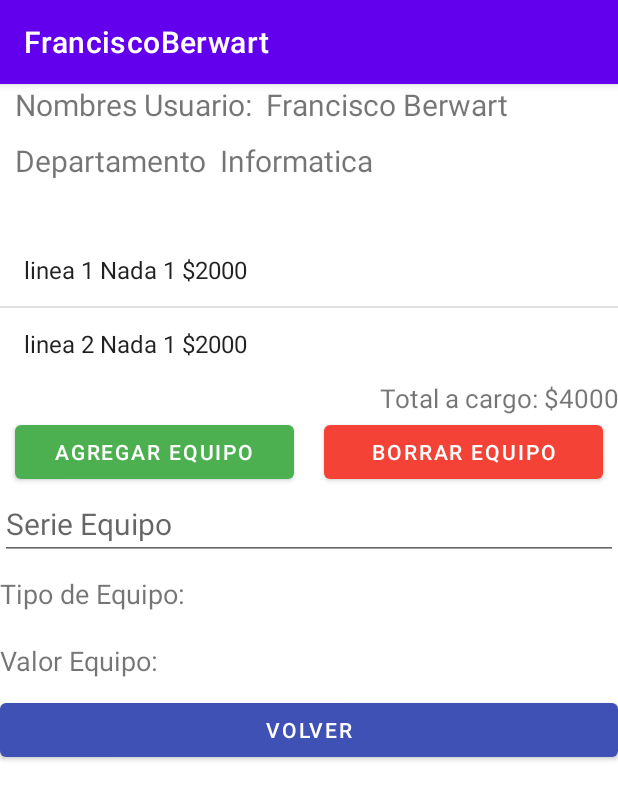
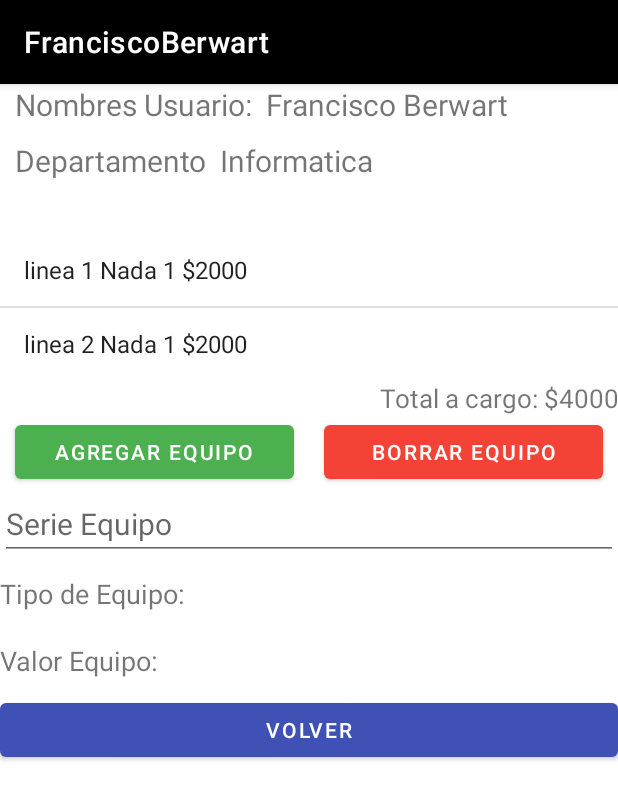
Before and after one commit to Panchober27/Prueba-2-Desarrollo-App-Moviles, an Android app: the screen it shows after launch (MantenedorEquipos), after a tap on an icon or button, on a phone screen of 412 x 824 dp. Shown: the top 800 px of the screen. Run offline under Robolectric (Android 15) with nearby library versions, the phone set to English and light mode, and no system bars.

Commit message:
Un poco de diseño e imagenes

```diff
--- a/app/src/main/java/com/example/franciscoberwart/MainActivity.java
+++ b/app/src/main/java/com/example/franciscoberwart/MainActivity.java
@@ -81,7 +81,7 @@ MainActivity extends AppCompatActivity {
         AlertDialog.Builder builder = new AlertDialog.Builder(this);
         builder.setTitle("Desea eliminar a");
         builder.setMessage(userid)
-                .setIcon(R.mipmap.ic_launcher) // Agregar esto en devDesign
+                .setIcon(R.drawable.ic_denied) // Agregar esto en devDesign
                 .setCancelable(false)
                 .setPositiveButton("SI", new DialogInterface.OnClickListener() {
                     @Override
--- a/app/src/main/java/com/example/franciscoberwart/MantenedorEquipos.java
+++ b/app/src/main/java/com/example/franciscoberwart/MantenedorEquipos.java
@@ -150,7 +150,7 @@ public class MantenedorEquipos extends AppCompatActivity {
         AlertDialog.Builder builder = new AlertDialog.Builder(MantenedorEquipos.this);
         builder.setTitle("Eliminar equipo?");
         builder.setMessage(idequipo)
-                .setIcon(R.mipmap.ic_launcher)
+                .setIcon(R.drawable.ic_out_of_stock)
                 .setCancelable(false)
                 .setPositiveButton("SI", new DialogInterface.OnClickListener() {
                     @Override
--- /dev/null
+++ b/app/src/main/res/drawable/ic_denied.xml
@@ -0,0 +1,66 @@
+<vector xmlns:android="http://schemas.android.com/apk/res/android"
+    android:width="512dp"
+    android:height="512dp"
+    android:viewportWidth="512"
+    android:viewportHeight="512">
+  <path
+      android:pathData="m315,0h-300c-8.284,0 -15,6.716 -15,15v482c0,8.284 6.716,15 15,15h360c8.284,0 15,-6.716 15,-15v-422z"
+      android:fillColor="#beebfa"/>
+  <path
+      android:pathData="m195,0v512h180c8.284,0 15,-6.716 15,-15v-422l-75,-75z"
+      android:fillColor="#9ee2f8"/>
+  <path
+      android:pathData="m397,471c-63.411,0 -115,-51.589 -115,-115s51.589,-115 115,-115 115,51.589 115,115 -51.589,115 -115,115z"
+      android:fillColor="#ff9f22"/>
+  <path
+      android:pathData="m397,241v230c63.411,0 115,-51.589 115,-115s-51.589,-115 -115,-115z"
+      android:fillColor="#ff7c48"/>
+  <path
+      android:pathData="m315,0v60c0,8.284 6.716,15 15,15h60c0,-41.355 -33.645,-75 -75,-75z"
+      android:fillColor="#87c0ed"/>
+  <path
+      android:pathData="m95,331h-20c-8.284,0 -15,-6.716 -15,-15s6.716,-15 15,-15h20c8.284,0 15,6.716 15,15s-6.716,15 -15,15z"
+      android:fillColor="#9ee2f8"/>
+  <path
+      android:pathData="m235,331h-80c-8.284,0 -15,-6.716 -15,-15s6.716,-15 15,-15h80c8.284,0 15,6.716 15,15s-6.716,15 -15,15z"
+      android:fillColor="#9ee2f8"/>
+  <path
+      android:pathData="m95,391h-20c-8.284,0 -15,-6.716 -15,-15s6.716,-15 15,-15h20c8.284,0 15,6.716 15,15s-6.716,15 -15,15z"
+      android:fillColor="#9ee2f8"/>
+  <path
+      android:pathData="m235,391h-80c-8.284,0 -15,-6.716 -15,-15s6.716,-15 15,-15h80c8.284,0 15,6.716 15,15s-6.716,15 -15,15z"
+      android:fillColor="#9ee2f8"/>
+  <path
+      android:pathData="m95,451h-20c-8.284,0 -15,-6.716 -15,-15s6.716,-15 15,-15h20c8.284,0 15,6.716 15,15s-6.716,15 -15,15z"
+      android:fillColor="#9ee2f8"/>
+  <path
+      android:pathData="m255,451h-100c-8.284,0 -15,-6.716 -15,-15s6.716,-15 15,-15h100c8.284,0 15,6.716 15,15s-6.716,15 -15,15z"
+      android:fillColor="#9ee2f8"/>
+  <path
+      android:pathData="m275,271h-160c-8.284,0 -15,-6.716 -15,-15v-8.789c0,-52.302 41.763,-95.7 94.063,-96.207 52.811,-0.511 95.937,42.301 95.937,94.996v10c0,8.284 -6.716,15 -15,15z"
+      android:fillColor="#5f55af"/>
+  <path
+      android:pathData="m195,151.007v119.993h80c8.284,0 15,-6.716 15,-15v-10c0,-52.383 -42.617,-94.992 -95,-94.993z"
+      android:fillColor="#453d83"/>
+  <path
+      android:pathData="m250,316c0,-8.284 -6.716,-15 -15,-15h-40v30h40c8.284,0 15,-6.716 15,-15z"
+      android:fillColor="#87c0ed"/>
+  <path
+      android:pathData="m250,376c0,-8.284 -6.716,-15 -15,-15h-40v30h40c8.284,0 15,-6.716 15,-15z"
+      android:fillColor="#87c0ed"/>
+  <path
+      android:pathData="m270,436c0,-8.284 -6.716,-15 -15,-15h-60v30h60c8.284,0 15,-6.716 15,-15z"
+      android:fillColor="#87c0ed"/>
+  <path
+      android:pathData="m195,176c-31.705,0 -57.5,-25.795 -57.5,-57.5s25.795,-57.5 57.5,-57.5 57.5,25.795 57.5,57.5 -25.795,57.5 -57.5,57.5z"
+      android:fillColor="#ffe4c2"/>
+  <path
+      android:pathData="m195,61v115c31.706,0 57.5,-25.794 57.5,-57.5s-25.794,-57.5 -57.5,-57.5z"
+      android:fillColor="#f2d1a5"/>
+  <path
+      android:pathData="m435.891,317.109c-5.858,-5.858 -15.355,-5.858 -21.213,0l-17.678,17.678 -17.678,-17.678c-5.858,-5.858 -15.355,-5.858 -21.213,0 -5.858,5.858 -5.858,15.355 0,21.213l17.678,17.678 -17.678,17.677c-5.858,5.858 -5.858,15.355 0,21.213 5.858,5.858 15.355,5.858 21.213,0l17.678,-17.677 17.678,17.678c5.858,5.858 15.355,5.858 21.213,0 5.858,-5.858 5.858,-15.355 0,-21.213l-17.678,-17.678 17.678,-17.677c5.858,-5.858 5.858,-15.356 0,-21.214z"
+      android:fillColor="#fff79f"/>
+  <path
+      android:pathData="m435.891,394.891c5.858,-5.858 5.858,-15.355 0,-21.213l-17.678,-17.678 17.678,-17.677c5.858,-5.858 5.858,-15.355 0,-21.213 -5.858,-5.858 -15.355,-5.858 -21.213,0l-17.678,17.677v42.426l17.678,17.677c5.858,5.859 15.355,5.859 21.213,0.001z"
+      android:fillColor="#ffde55"/>
+</vector>
--- /dev/null
+++ b/app/src/main/res/drawable/ic_out_of_stock.xml
@@ -0,0 +1,30 @@
+<vector xmlns:android="http://schemas.android.com/apk/res/android"
+    android:width="512dp"
+    android:height="512dp"
+    android:viewportWidth="512"
+    android:viewportHeight="512">
+  <path
+      android:pathData="m248.5,76.041 l-144.6,83.482c-4.641,2.679 -7.5,7.631 -7.5,12.99v166.973c0,5.359 2.859,10.311 7.5,12.99l144.6,83.482c4.641,2.679 10.359,2.679 15,0l144.6,-83.482c4.641,-2.679 7.5,-7.631 7.5,-12.99v-166.972c0,-5.359 -2.859,-10.311 -7.5,-12.99l-144.6,-83.483c-4.641,-2.68 -10.359,-2.68 -15,0z"
+      android:fillColor="#ffaf45"/>
+  <path
+      android:pathData="m256,437.969c2.59,0 5.179,-0.67 7.5,-2.009l144.6,-83.482c4.641,-2.679 7.5,-7.631 7.5,-12.99v-166.974c0,-2.68 -0.715,-5.257 -2.01,-7.5l-157.59,90.99z"
+      android:fillColor="#ff7845"/>
+  <path
+      android:pathData="m256,74.031c-2.59,0 -5.179,0.67 -7.5,2.01l-144.6,83.482c-2.321,1.34 -4.196,3.248 -5.49,5.491l157.59,90.99z"
+      android:fillColor="#ffe400"/>
+  <path
+      android:pathData="m161.197,126.444 l159.603,92.146 30,-17.322 -159.599,-92.146z"
+      android:fillColor="#f4fbff"/>
+  <path
+      android:pathData="m255.998,146.533 l0.002,34.645 64.8,37.412v35.517c0,8.284 6.716,15 15,15s15,-6.716 15,-15v-52.839z"
+      android:fillColor="#d2edff"/>
+  <path
+      android:pathData="m320.8,218.59v35.517c0,8.284 6.716,15 15,15s15,-6.716 15,-15v-52.839z"
+      android:fillColor="#b0dfff"/>
+  <path
+      android:pathData="m256,0c-141.159,0 -256,114.841 -256,256s114.841,256 256,256 256,-114.841 256,-256 -114.841,-256 -256,-256zM30,256c0,-124.617 101.383,-226 226,-226 35.783,0 69.642,8.373 99.743,23.24l-225.446,390.484c-60.442,-40.605 -100.297,-109.595 -100.297,-187.724zM256,482c-35.783,0 -69.642,-8.373 -99.743,-23.241l225.446,-390.483c60.442,40.605 100.297,109.595 100.297,187.724 0,124.617 -101.383,226 -226,226z"
+      android:fillColor="#ff3d8c"/>
+  <path
+      android:pathData="m355.743,53.24 l-99.743,172.76v60l125.703,-217.724c60.442,40.605 100.297,109.595 100.297,187.724 0,124.617 -101.383,226 -226,226v30c141.159,0 256,-114.841 256,-256s-114.841,-256 -256,-256v30c35.783,0 69.642,8.373 99.743,23.24z"
+      android:fillColor="#d7008c"/>
+</vector>
--- a/app/src/main/res/values/themes.xml
+++ b/app/src/main/res/values/themes.xml
@@ -2,8 +2,8 @@
     <!-- Base application theme. -->
     <style name="Theme.FranciscoBerwart" parent="Theme.MaterialComponents.DayNight.DarkActionBar">
         <!-- Primary brand color. -->
-        <item name="colorPrimary">@color/purple_500</item>
-        <item name="colorPrimaryVariant">@color/purple_700</item>
+        <item name="colorPrimary">@color/black</item>
+        <item name="colorPrimaryVariant">@color/black</item>
         <item name="colorOnPrimary">@color/white</item>
         <!-- Secondary brand color. -->
         <item name="colorSecondary">@color/teal_200</item>
```
